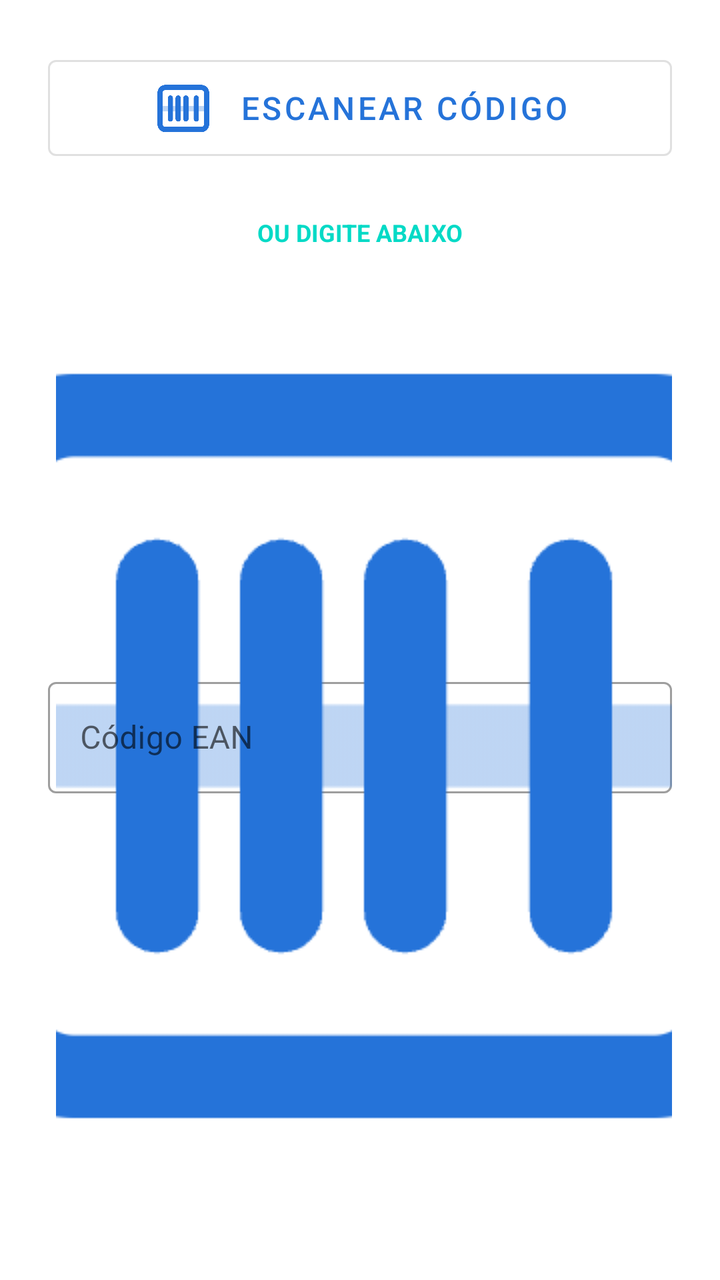
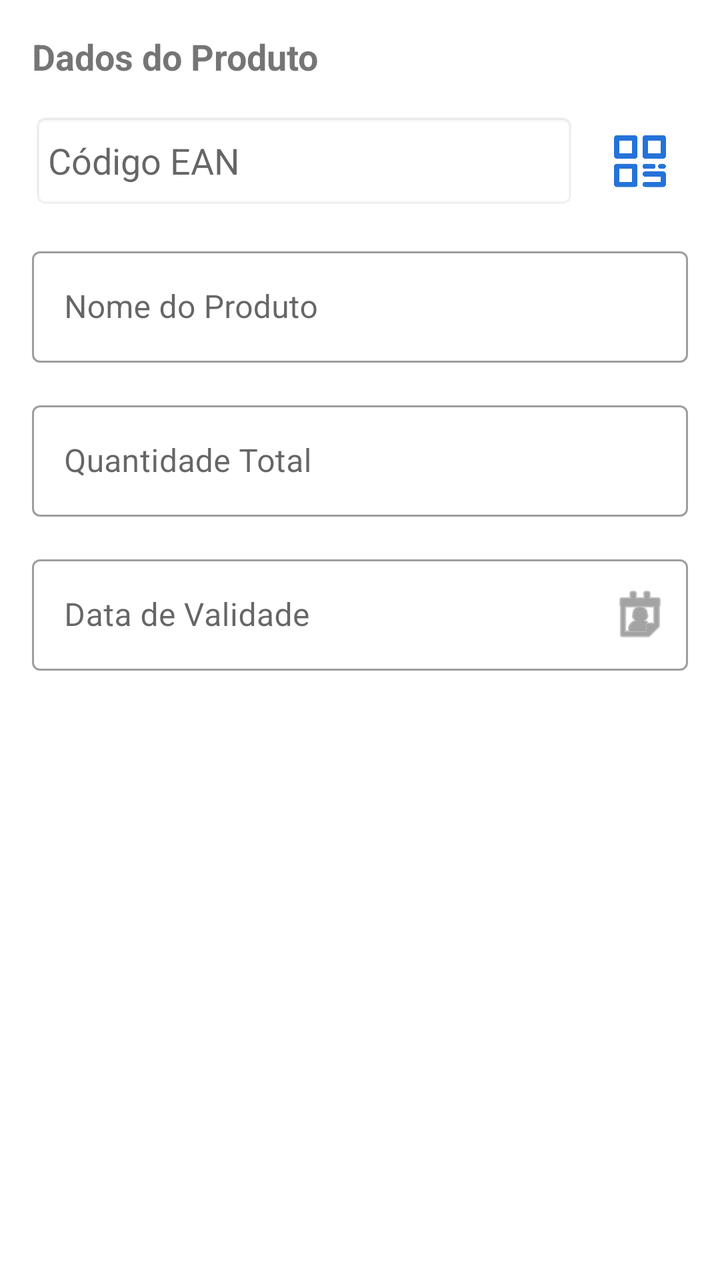

Compare the two renders of this Android layout. The source of the first and the diff that turns it into the second are given below.
<!-- AndroidManifest.xml: application theme Theme.PistaLimpa -->
<!-- res/layout/dialog_admin_novo_produto.xml -->
<?xml version="1.0" encoding="utf-8"?>
<LinearLayout xmlns:android="http://schemas.android.com/apk/res/android"
    xmlns:app="http://schemas.android.com/apk/res-auto"
    android:layout_width="match_parent"
    android:layout_height="wrap_content"
    android:orientation="vertical"
    android:padding="24dp">

    <com.google.android.material.button.MaterialButton
        android:id="@+id/btnScanNoDialog"
        style="@style/Widget.MaterialComponents.Button.OutlinedButton"
        android:layout_width="match_parent"
        android:layout_height="60dp"
        android:layout_marginBottom="24dp"
        android:text="ESCANEAR CÓDIGO"
        android:textSize="16sp"
        app:icon="@drawable/leitor"
        app:iconGravity="textStart"
        app:iconPadding="12dp"
        app:iconSize="32dp" />

    <TextView
        android:layout_width="match_parent"
        android:layout_height="wrap_content"
        android:layout_marginBottom="8dp"
        android:gravity="center"
        android:text="OU DIGITE ABAIXO"
        android:textColor="@color/design_default_color_secondary"
        android:textSize="12sp"
        android:textStyle="bold" />

    <com.google.android.material.textfield.TextInputLayout
        android:id="@+id/tilNovoEan"
        style="@style/Widget.MaterialComponents.TextInputLayout.OutlinedBox"
        android:layout_width="match_parent"
        android:layout_height="wrap_content"
        android:layout_marginBottom="16dp"
        android:hint="Código EAN"
        app:endIconMode="custom"
        app:endIconDrawable="@drawable/leitor"
        app:endIconTint="?attr/colorPrimary"
        app:endIconContentDescription="Escanear Código">

        <com.google.android.material.textfield.TextInputEditText
            android:id="@+id/etNovoEan"
            android:layout_width="match_parent"
            android:layout_height="wrap_content"
            android:inputType="number" />
    </com.google.android.material.textfield.TextInputLayout>

    <com.google.android.material.textfield.TextInputLayout
        android:id="@+id/tilNovoNome"
        style="@style/Widget.MaterialComponents.TextInputLayout.OutlinedBox"
        android:layout_width="match_parent"
        android:layout_height="wrap_content"
        android:layout_marginBottom="16dp"
        android:hint="Nome do Produto">

        <com.google.android.material.textfield.TextInputEditText
            android:id="@+id/etNovoNome"
            android:layout_width="match_parent"
            android:layout_height="wrap_content"
            android:inputType="textCapWords" />
    </com.google.android.material.textfield.TextInputLayout>

    <com.google.android.material.checkbox.MaterialCheckBox
        android:id="@+id/cbNovoCritico"
        android:layout_width="match_parent"
        android:layout_height="wrap_content"
        android:text="Produto Crítico (Ruptura)" />

    <TextView
        android:id="@+id/tvAvisoExistente"
        android:layout_width="match_parent"
        android:layout_height="wrap_content"
        android:layout_marginTop="8dp"
        android:text="* Produto já cadastrado. Os dados acima serão atualizados."
        android:textColor="#F44336"
        android:textSize="12sp"
        android:visibility="gone" />

</LinearLayout>
<!-- resources referenced by this layout -->
<resources>
  <!-- drawable leitor: png bitmap (drawable, 13046 bytes) -->
  <style name="Theme.PistaLimpa" parent="Theme.MaterialComponents.DayNight.DarkActionBar">
          
          <item name="colorPrimary">@color/purple_500</item>
          <item name="colorPrimaryVariant">@color/purple_700</item>
          <item name="colorOnPrimary">@color/white</item>
          
          <item name="colorSecondary">@color/teal_200</item>
          <item name="colorSecondaryVariant">@color/teal_700</item>
          <item name="colorOnSecondary">@color/black</item>
          
          <item name="android:statusBarColor">?attr/colorPrimaryVariant</item>
          
      </style>
  <color name="purple_500">#2573D9</color>
  <color name="purple_700">#2573D9</color>
  <color name="white">#F2F2F2</color>
  <color name="teal_200">#FF03DAC5</color>
  <color name="teal_700">#FF018786</color>
  <color name="black">#FF000000</color>
</resources>

<!-- the commit's change to res/layout/dialog_admin_novo_produto.xml (unified diff, before → after) -->
@@ -4,49 +4,46 @@
     android:layout_width="match_parent"
     android:layout_height="wrap_content"
     android:orientation="vertical"
-    android:padding="24dp">
-
-    <com.google.android.material.button.MaterialButton
-        android:id="@+id/btnScanNoDialog"
-        style="@style/Widget.MaterialComponents.Button.OutlinedButton"
-        android:layout_width="match_parent"
-        android:layout_height="60dp"
-        android:layout_marginBottom="24dp"
-        android:text="ESCANEAR CÓDIGO"
-        android:textSize="16sp"
-        app:icon="@drawable/leitor"
-        app:iconGravity="textStart"
-        app:iconPadding="12dp"
-        app:iconSize="32dp" />
+    android:padding="16dp">
 
     <TextView
         android:layout_width="match_parent"
         android:layout_height="wrap_content"
-        android:layout_marginBottom="8dp"
-        android:gravity="center"
-        android:text="OU DIGITE ABAIXO"
-        android:textColor="@color/design_default_color_secondary"
-        android:textSize="12sp"
+        android:layout_marginBottom="16dp"
+        android:text="Dados do Produto"
+        android:textSize="18sp"
         android:textStyle="bold" />
 
-    <com.google.android.material.textfield.TextInputLayout
-        android:id="@+id/tilNovoEan"
-        style="@style/Widget.MaterialComponents.TextInputLayout.OutlinedBox"
+    
+    <LinearLayout
         android:layout_width="match_parent"
         android:layout_height="wrap_content"
-        android:layout_marginBottom="16dp"
-        android:hint="Código EAN"
-        app:endIconMode="custom"
-        app:endIconDrawable="@drawable/leitor"
-        app:endIconTint="?attr/colorPrimary"
-        app:endIconContentDescription="Escanear Código">
+        android:orientation="horizontal"
+        android:gravity="center_vertical"
+        android:layout_marginBottom="16dp">
 
-        <com.google.android.material.textfield.TextInputEditText
+        <EditText
             android:id="@+id/etNovoEan"
-            android:layout_width="match_parent"
-            android:layout_height="wrap_content"
-            android:inputType="number" />
-    </com.google.android.material.textfield.TextInputLayout>
+            android:layout_width="0dp"
+            android:layout_height="48dp"
+            android:layout_weight="1"
+            android:background="@android:drawable/editbox_background"
+            android:hint="Código EAN"
+            android:inputType="number"
+            android:padding="8dp" />
+
+        <ImageButton
+            android:id="@+id/btnScanEanDialog"
+            android:layout_width="48dp"
+            android:layout_height="48dp"
+            android:layout_marginStart="8dp"
+            android:background="?attr/selectableItemBackgroundBorderless"
+            android:contentDescription="Escanear EAN"
+            android:padding="8dp"
+            android:scaleType="fitCenter"
+            android:src="@drawable/qrcode"
+            app:tint="?attr/colorPrimary" />
+    </LinearLayout>
 
     <com.google.android.material.textfield.TextInputLayout
         android:id="@+id/tilNovoNome"
@@ -63,11 +60,39 @@
             android:inputType="textCapWords" />
     </com.google.android.material.textfield.TextInputLayout>
 
-    <com.google.android.material.checkbox.MaterialCheckBox
-        android:id="@+id/cbNovoCritico"
+    <com.google.android.material.textfield.TextInputLayout
+        android:id="@+id/tilNovoQuantidade"
+        style="@style/Widget.MaterialComponents.TextInputLayout.OutlinedBox"
         android:layout_width="match_parent"
         android:layout_height="wrap_content"
-        android:text="Produto Crítico (Ruptura)" />
+        android:layout_marginBottom="16dp"
+        android:hint="Quantidade Total">
+
+        <com.google.android.material.textfield.TextInputEditText
+            android:id="@+id/etNovoQuantidade"
+            android:layout_width="match_parent"
+            android:layout_height="wrap_content"
+            android:inputType="number" />
+    </com.google.android.material.textfield.TextInputLayout>
+
+    <com.google.android.material.textfield.TextInputLayout
+        android:id="@+id/tilNovoValidade"
+        style="@style/Widget.MaterialComponents.TextInputLayout.OutlinedBox"
+        android:layout_width="match_parent"
+        android:layout_height="wrap_content"
+        android:layout_marginBottom="16dp"
+        android:hint="Data de Validade"
+        app:endIconMode="custom"
+        app:endIconDrawable="@android:drawable/ic_menu_my_calendar">
+
+        <com.google.android.material.textfield.TextInputEditText
+            android:id="@+id/etNovoValidade"
+            android:layout_width="match_parent"
+            android:layout_height="wrap_content"
+            android:focusable="false"
+            android:clickable="true"
+            android:inputType="none" />
+    </com.google.android.material.textfield.TextInputLayout>
 
     <TextView
         android:id="@+id/tvAvisoExistente"
<!-- resource entries referenced after the edit -->
@@ -1,6 +1,6 @@
 <!-- resources referenced by this layout -->
 <resources>
-  <!-- drawable leitor: png bitmap (drawable, 13046 bytes) -->
+  <!-- drawable qrcode: png bitmap (drawable, 11988 bytes) -->
   <style name="Theme.PistaLimpa" parent="Theme.MaterialComponents.DayNight.DarkActionBar">
           
           <item name="colorPrimary">@color/purple_500</item>
